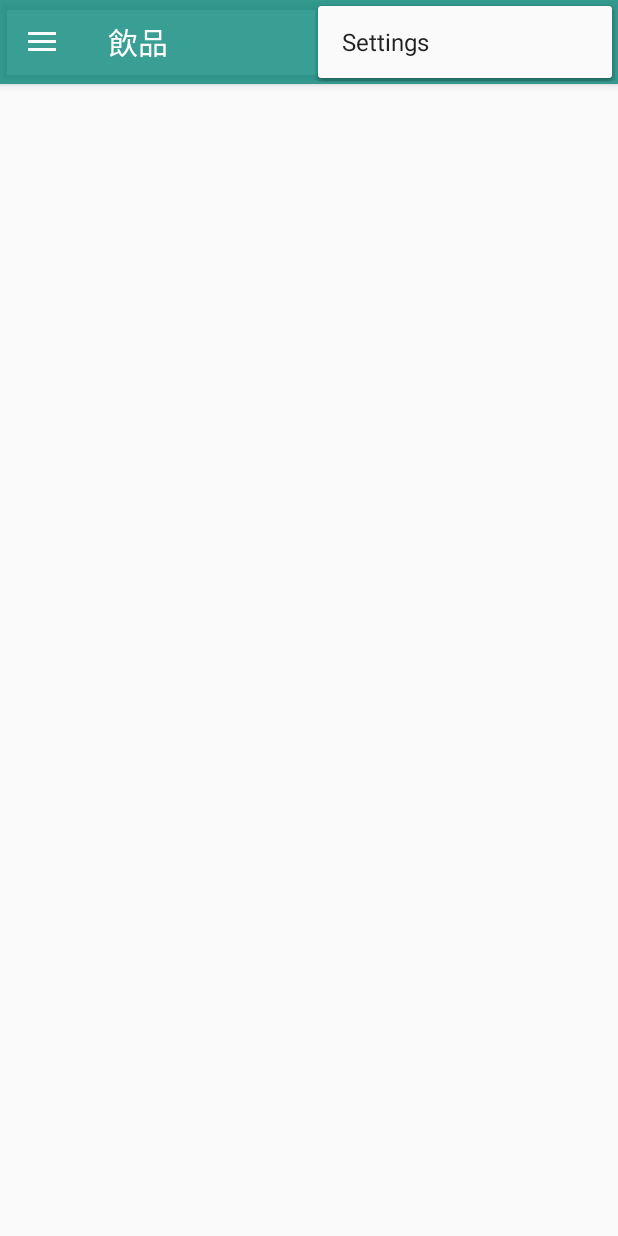
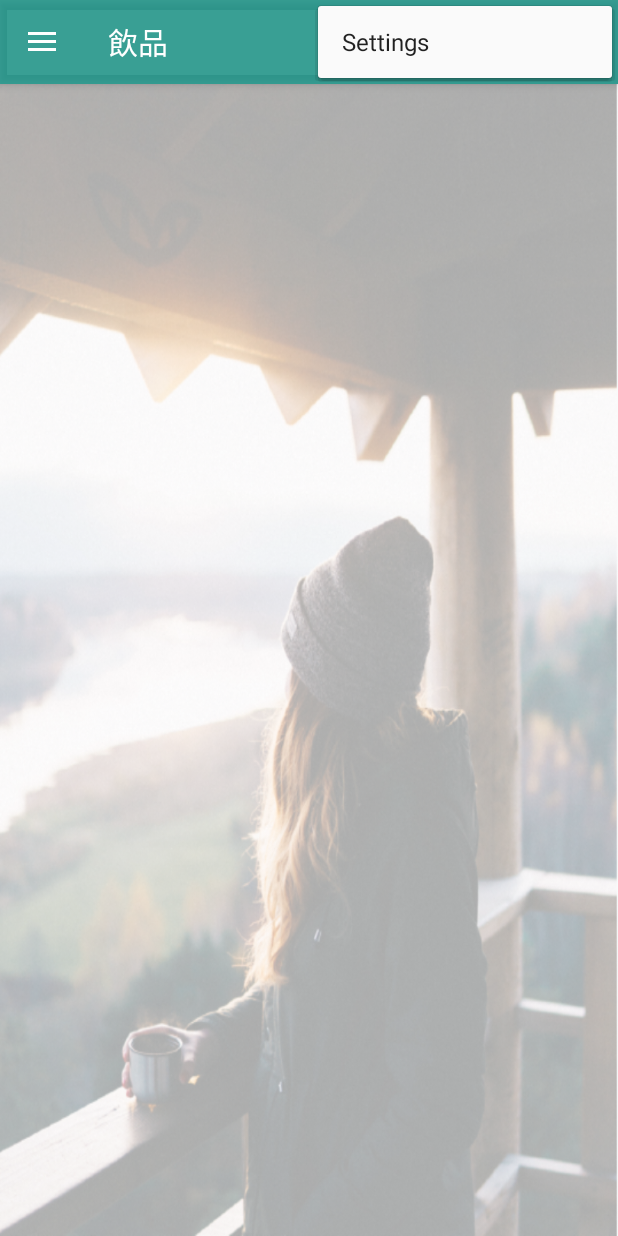
Before and after one commit to thumbb13555/Super_ver2, an Android app: the Beverage_Activity screen opened directly, with no data from a screen before it, with the options menu open, on a phone screen of 412 x 824 dp. Run offline under Robolectric (Android 15) with nearby library versions, the phone set to English and light mode, and no system bars; 1 statement that could not run was skipped.

Commit message:
更新背景圖片

```diff
--- a/app/src/main/res/layout/content_beverage_.xml
+++ b/app/src/main/res/layout/content_beverage_.xml
@@ -4,6 +4,7 @@
     xmlns:tools="http://schemas.android.com/tools"
     android:layout_width="match_parent"
     android:layout_height="match_parent"
+    android:background="@mipmap/bg3_beverage"
     app:layout_behavior="@string/appbar_scrolling_view_behavior"
     tools:context=".Beverage_Activity"
     tools:showIn="@layout/app_bar_beverage_">
--- a/app/src/main/res/layout/content_life_.xml
+++ b/app/src/main/res/layout/content_life_.xml
@@ -4,6 +4,7 @@
     xmlns:tools="http://schemas.android.com/tools"
     android:layout_width="match_parent"
     android:layout_height="match_parent"
+    android:background="@mipmap/superbg3"
     app:layout_behavior="@string/appbar_scrolling_view_behavior"
     tools:context=".Life_Activity"
     tools:showIn="@layout/app_bar_life_">
```
Also changed, not shown: app/src/main/res/mipmap-mdpi/bg3_beverage.png (added), app/src/main/res/mipmap-mdpi/superbg3.png (added).
